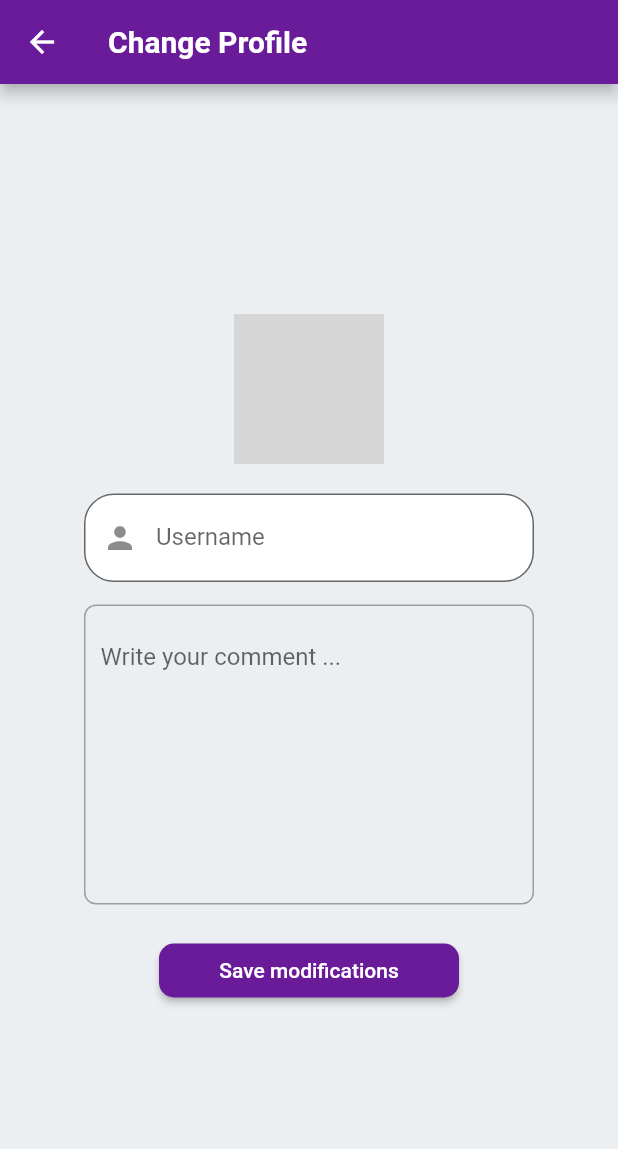
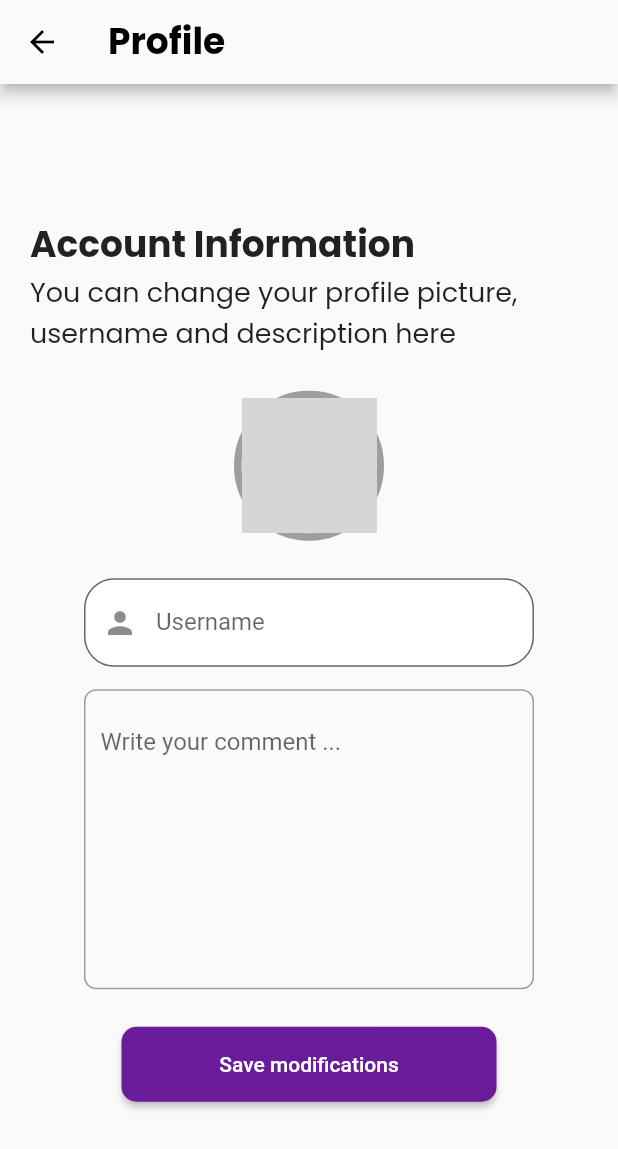
Before and after one commit to LahoucineLapunaire/ilili, a Flutter app: the ChangeProfilePage screen opened directly, on a phone screen of 412 x 824 dp. Shown: the top 1149 px of the screen. Run offline on Flutter 3.47's test engine with Material 2 defaults, Android fonts, the phone set to English and light mode, and no system bars; our stand-ins replace audioplayers, carousel_slider, cloud_firestore, delayed_display, file_picker, firebase_auth and 12 more; missing offline and left inert: ffmpeg_kit_flutter, flutter_sound, mailer; accounts and stored records are empty; network calls fail; grey boxes are pictures that could not be loaded.

Commit message:
[STYLE] ChangeProfilePage : Creation of style and animation for ChangeProfilePage

```diff
--- a/lib/components/changeProfile.dart
+++ b/lib/components/changeProfile.dart
@@ -2,8 +2,8 @@ import 'package:flutter/material.dart';
 import 'package:cloud_firestore/cloud_firestore.dart';
 import 'package:firebase_auth/firebase_auth.dart';
 import 'package:firebase_storage/firebase_storage.dart';
+import 'package:google_fonts/google_fonts.dart';
 import 'package:ilili/components/appRouter.dart';
-import 'package:ilili/components/signup.dart';
 import 'package:ilili/components/widget.dart';
 import 'package:image_picker/image_picker.dart';
 import 'dart:io';
@@ -27,33 +27,67 @@ class ChangeProfilePage extends StatelessWidget {
   Widget build(BuildContext context) {
     return Scaffold(
       appBar: AppBar(
-        backgroundColor: const Color(0xFF6A1B9A),
+        backgroundColor: Color(0xFFFAFAFA),
         leading: IconButton(
-          icon: Icon(Icons.arrow_back),
+          icon: Icon(Icons.arrow_back, color: Colors.black),
           onPressed: () {
             Navigator.pop(context);
           },
         ),
         title: Text(
-          "Change Profile",
+          "Profile",
           style: TextStyle(
-            fontSize: 20,
+            fontFamily: GoogleFonts.poppins().fontFamily,
+            fontSize: 24,
             fontWeight: FontWeight.bold,
+            color: Colors.black,
           ),
         ),
       ),
-      backgroundColor: Color(0xFFECEFF1),
+      backgroundColor: Color(0xFFFAFAFA),
       body: Center(
           child: Column(
         mainAxisAlignment: MainAxisAlignment.center,
         children: [
+          HeaderSection(),
+          SizedBox(height: 25),
           ProfilPictureSection(),
-          SizedBox(height: 20),
+          SizedBox(height: 25),
           UserInfoWidget(),
-          SizedBox(height: 20),
+          SizedBox(height: 25),
           ChangeInfoButton(),
         ],
       )),
+    );
+  }
+}
+
+class HeaderSection extends StatelessWidget {
+  const HeaderSection({super.key});
+
+  @override
+  Widget build(BuildContext context) {
+    return Container(
+      padding: EdgeInsets.only(left: 20),
+      width: double.maxFinite,
+      child: Column(crossAxisAlignment: CrossAxisAlignment.start, children: [
+        Text(
+          "Account Information",
+          style: TextStyle(
+            fontFamily: GoogleFonts.poppins().fontFamily,
+            fontSize: 24,
+            fontWeight: FontWeight.bold,
+          ),
+        ),
+        Text(
+          "You can change your profile picture, username and description here",
+          style: TextStyle(
+            fontFamily: GoogleFonts.poppins().fontFamily,
+            fontSize: 18,
+            fontWeight: FontWeight.w400,
+          ),
+        )
+      ]),
     );
   }
 }
@@ -109,6 +143,7 @@ class _ProfilPictureSectionState extends State<ProfilPictureSection> {
         width: 100,
         height: 100,
         decoration: BoxDecoration(
+          border: Border.all(color: Colors.grey, width: 5),
           borderRadius: BorderRadius.circular(50),
         ),
         child: ClipRRect(
@@ -324,7 +359,7 @@ class _ChangeInfoButtonState extends State<ChangeInfoButton> {
         shape: RoundedRectangleBorder(
           borderRadius: BorderRadius.circular(10),
         ),
-        fixedSize: Size(200, 30), // Set the width and height of the button
+        minimumSize: Size(250, 50), // Set the width and height of the button
         backgroundColor:
             Color(0xFF6A1B9A), // Set the background color of the button
       ),
```
